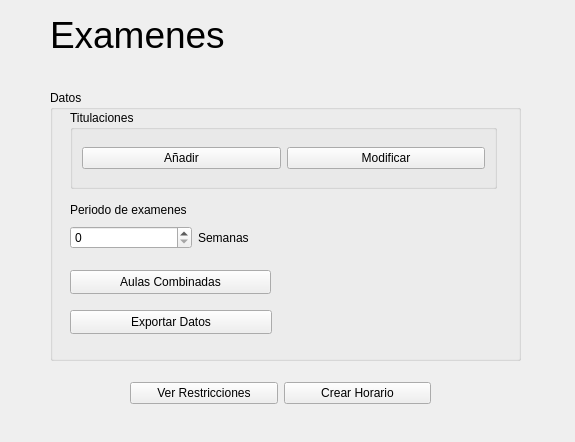
nestorgranado/URJC-TFG-Aplicacion-para-la-gestion-de-horarios-y-examenes-en-la-universidad, file Aplicacion/interfaces/Ui/exams.ui: the form before one commit.
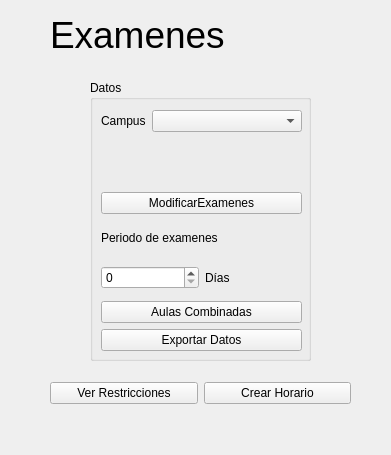
The form after the commit.

Diff of the .ui file:
```diff
--- a/Aplicacion/interfaces/Ui/exams.ui
+++ b/Aplicacion/interfaces/Ui/exams.ui
@@ -6,8 +6,8 @@
    <rect>
     <x>0</x>
     <y>0</y>
-    <width>575</width>
-    <height>442</height>
+    <width>391</width>
+    <height>455</height>
    </rect>
   </property>
   <property name="windowTitle">
@@ -34,53 +34,47 @@
   <widget class="QGroupBox" name="Datos">
    <property name="geometry">
     <rect>
-     <x>50</x>
-     <y>90</y>
-     <width>471</width>
-     <height>271</height>
+     <x>90</x>
+     <y>80</y>
+     <width>221</width>
+     <height>281</height>
     </rect>
    </property>
    <property name="title">
     <string>Datos</string>
    </property>
-   <widget class="QGroupBox" name="Titulaciones">
+   <widget class="QWidget" name="">
     <property name="geometry">
      <rect>
-      <x>20</x>
-      <y>20</y>
-      <width>427</width>
-      <height>79</height>
+      <x>11</x>
+      <y>30</y>
+      <width>201</width>
+      <height>241</height>
      </rect>
     </property>
-    <property name="title">
-     <string>Titulaciones</string>
-    </property>
-    <layout class="QHBoxLayout" name="horizontalLayout_2">
+    <layout class="QVBoxLayout" name="verticalLayout_2">
      <item>
-      <widget class="QPushButton" name="add">
+      <layout class="QFormLayout" name="formLayout">
+       <item row="0" column="0">
+        <widget class="QLabel" name="campus">
        <property name="text">
-        <string>Añadir</string>
-       </property>
-      </widget>
+          <string>Campus</string>
+         </property>
+        </widget>
+       </item>
+       <item row="0" column="1">
+        <widget class="QComboBox" name="campusText"/>
+       </item>
+      </layout>
      </item>
      <item>
       <widget class="QPushButton" name="modificar">
        <property name="text">
-        <string>Modificar</string>
+        <string>ModificarExamenes</string>
        </property>
       </widget>
      </item>
-    </layout>
-   </widget>
-   <widget class="QWidget" name="layoutWidget">
-    <property name="geometry">
-     <rect>
-      <x>20</x>
-      <y>110</y>
-      <width>249</width>
-      <height>49</height>
-     </rect>
-    </property>
+     <item>
     <layout class="QVBoxLayout" name="verticalLayout">
      <item>
       <widget class="QLabel" name="label">
@@ -97,45 +91,35 @@
        <item>
         <widget class="QLabel" name="semanas">
          <property name="text">
-          <string>Semanas</string>
+            <string>Días</string>
          </property>
         </widget>
        </item>
       </layout>
      </item>
     </layout>
-   </widget>
-   <widget class="QPushButton" name="exportar">
-    <property name="geometry">
-     <rect>
-      <x>20</x>
-      <y>220</y>
-      <width>202</width>
-      <height>24</height>
-     </rect>
-    </property>
-    <property name="text">
-     <string>Exportar Datos</string>
-    </property>
-   </widget>
+     </item>
+     <item>
    <widget class="QPushButton" name="aulasCombinadas">
-    <property name="geometry">
-     <rect>
-      <x>20</x>
-      <y>180</y>
-      <width>201</width>
-      <height>24</height>
-     </rect>
-    </property>
     <property name="text">
      <string>Aulas Combinadas</string>
     </property>
    </widget>
+     </item>
+     <item>
+      <widget class="QPushButton" name="exportar">
+       <property name="text">
+        <string>Exportar Datos</string>
+       </property>
+      </widget>
+     </item>
+    </layout>
+   </widget>
   </widget>
   <widget class="QWidget" name="layoutWidget">
    <property name="geometry">
     <rect>
-     <x>130</x>
+     <x>50</x>
      <y>380</y>
      <width>301</width>
      <height>26</height>
```
Left out of the diff: 2 changed lines with no effect on the pictures. Lines whose indentation alone changed are shown as unchanged.
